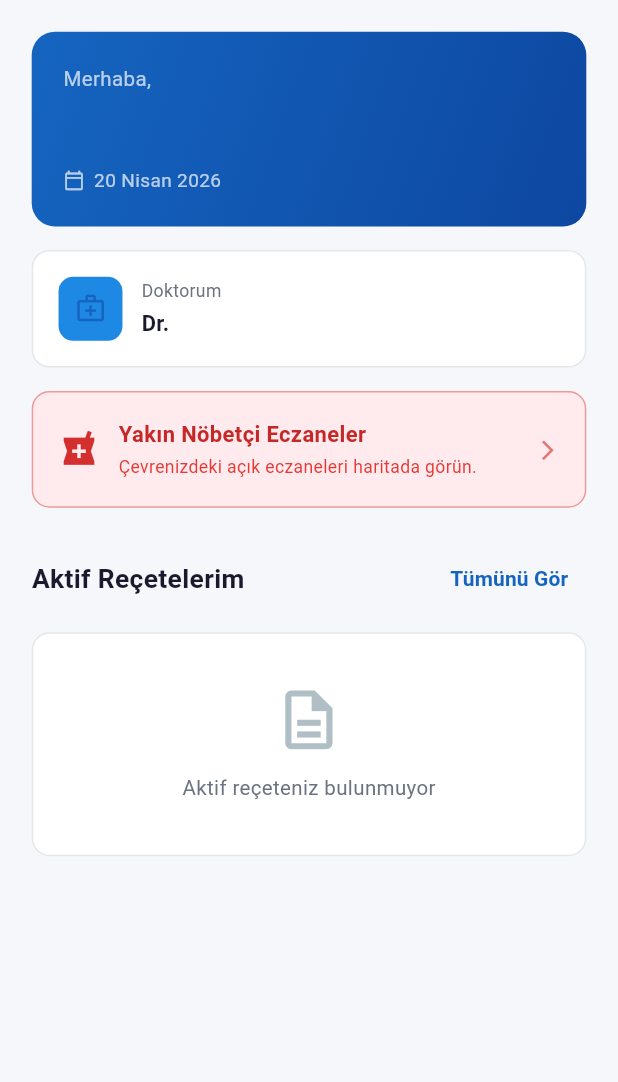
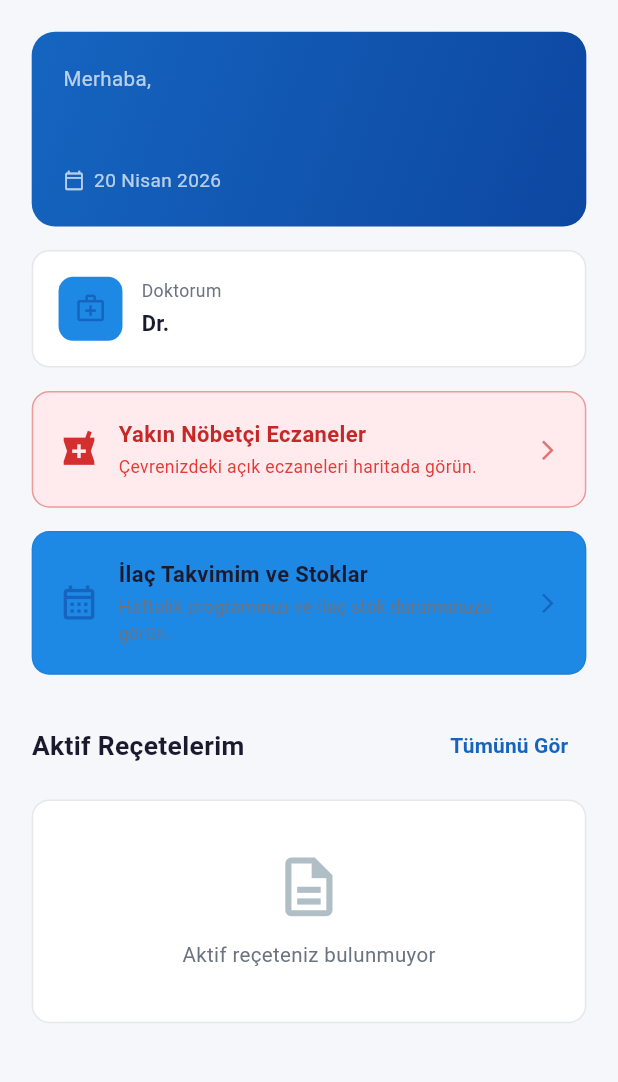
Before and after one commit to COMP491-MediTrack/MediTrack-Project, a Flutter app: the PatientDashboardPage screen opened by its route, on a phone screen of 412 x 824 dp, the part 84-1166 px from its top. Run offline on Flutter 3.47's test engine with Material 3 defaults, Android fonts, the phone set to English and light mode, and no system bars; our stand-ins replace cloud_firestore, dartz, dio, equatable, firebase_auth, firebase_core and 10 more; accounts and stored records are empty.

Commit message:
feat: implement Patient Weekly Medicine Schedule & Stocks UI

```diff
--- a/frontend/lib/core/router/app_router.dart
+++ b/frontend/lib/core/router/app_router.dart
@@ -14,6 +14,7 @@ import 'package:meditrack/features/prescription/presentation/pages/create_prescr
 import 'package:meditrack/features/prescription/presentation/pages/prescription_detail_page.dart';
 import 'package:meditrack/features/prescription/presentation/pages/prescription_list_page.dart';
 import 'package:meditrack/features/pharmacy/presentation/pages/pharmacy_map_page.dart';
+import 'package:meditrack/features/dashboard/presentation/pages/medicine_schedule_page.dart';
 
 class _AuthStreamNotifier extends ChangeNotifier {
   late final StreamSubscription<User?> _subscription;
@@ -98,6 +99,13 @@ class AppRouter {
         path: RouteNames.pharmacy,
         builder: (context, state) => const PharmacyMapPage(),
       ),
+      GoRoute(
+        path: RouteNames.medicineSchedule,
+        builder: (context, state) {
+          final patientId = state.extra as String;
+          return MedicineSchedulePage(patientId: patientId);
+        },
+      ),
     ],
   );
 }
--- a/frontend/lib/core/router/route_names.dart
+++ b/frontend/lib/core/router/route_names.dart
@@ -8,4 +8,5 @@ class RouteNames {
   static const prescriptionDetail = '/prescription/detail';
   static const pharmacy = '/pharmacy';
   static const profile = '/profile';
+  static const medicineSchedule = '/medicine-schedule';
 }
--- a/frontend/lib/features/dashboard/presentation/pages/patient_dashboard_page.dart
+++ b/frontend/lib/features/dashboard/presentation/pages/patient_dashboard_page.dart
@@ -53,6 +53,8 @@ class PatientDashboardPage extends StatelessWidget {
                       _buildDoctorCard(context),
                       SizedBox(height: 16.h),
                       _buildPharmacyActionCard(context),
+                      SizedBox(height: 16.h),
+                      _buildScheduleActionCard(context, user),
                       SizedBox(height: 24.h),
                       _buildPrescriptionsSection(context),
                     ],
@@ -102,6 +104,49 @@ class PatientDashboardPage extends StatelessWidget {
               ),
             ),
             Icon(Icons.arrow_forward_ios, color: Colors.red[300], size: 16.sp),
+          ],
+        ),
+      ),
+    );
+  }
+
+  Widget _buildScheduleActionCard(BuildContext context, UserEntity? user) {
+    if (user == null) return const SizedBox.shrink();
+    return GestureDetector(
+      onTap: () => context.push(RouteNames.medicineSchedule, extra: user.uid),
+      child: Container(
+        width: double.infinity,
+        padding: EdgeInsets.all(16.w),
+        decoration: BoxDecoration(
+          color: AppColors.primaryLight,
+          borderRadius: BorderRadius.circular(12.r),
+          border: Border.all(color: AppColors.primary.withAlpha(51)),
+        ),
+        child: Row(
+          children: [
+            Icon(Icons.calendar_month_outlined, color: AppColors.primary, size: 28.sp),
+            SizedBox(width: 12.w),
+            Expanded(
+              child: Column(
+                crossAxisAlignment: CrossAxisAlignment.start,
+                children: [
+                  Text(
+                    'İlaç Takvimim ve Stoklar',
+                    style: TextStyle(
+                      fontSize: 15.sp,
+                      fontWeight: FontWeight.bold,
+                      color: AppColors.textPrimary,
+                    ),
+                  ),
+                  SizedBox(height: 2.h),
+                  Text(
+                    'Haftalık programınızı ve ilaç stok durumunuzu görün.',
+                    style: TextStyle(fontSize: 12.sp, color: AppColors.textSecondary),
+                  ),
+                ],
+              ),
+            ),
+            Icon(Icons.arrow_forward_ios, color: AppColors.primary, size: 16.sp),
           ],
         ),
       ),
```
Also changed, not shown: frontend/lib/features/dashboard/presentation/pages/medicine_schedule_page.dart (added, +139 -0 lines), frontend/pubspec.lock, 7 other files.
